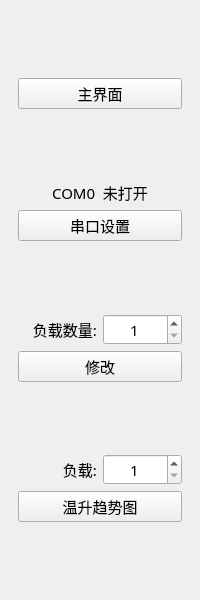
First picture: the form in IDC_TestSystem/eload/eload_toolbox/eload_hometoolwid.ui, repository ChinaClever/IDC_TestSystem, before the edit.
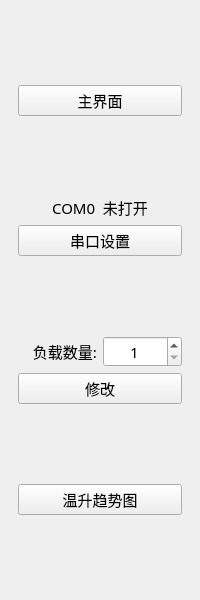
Second picture: the form after the edit.

Diff of the .ui file:
```diff
--- a/IDC_TestSystem/eload/eload_toolbox/eload_hometoolwid.ui
+++ b/IDC_TestSystem/eload/eload_toolbox/eload_hometoolwid.ui
@@ -160,33 +160,6 @@
      </property>
     </spacer>
    </item>
-   <item>
-    <layout class="QHBoxLayout" name="horizontalLayout_2">
-     <item>
-      <widget class="QLabel" name="label_3">
-       <property name="text">
-        <string>负载:</string>
-       </property>
-       <property name="alignment">
-        <set>Qt::AlignRight|Qt::AlignTrailing|Qt::AlignVCenter</set>
-       </property>
-      </widget>
-     </item>
-     <item>
-      <widget class="QSpinBox" name="temSpinBox">
-       <property name="alignment">
-        <set>Qt::AlignCenter</set>
-       </property>
-       <property name="minimum">
-        <number>1</number>
-       </property>
-       <property name="maximum">
-        <number>33</number>
-       </property>
-      </widget>
-     </item>
-    </layout>
-   </item>
    <item>
     <widget class="QPushButton" name="temriseBtn">
      <property name="text">
```
